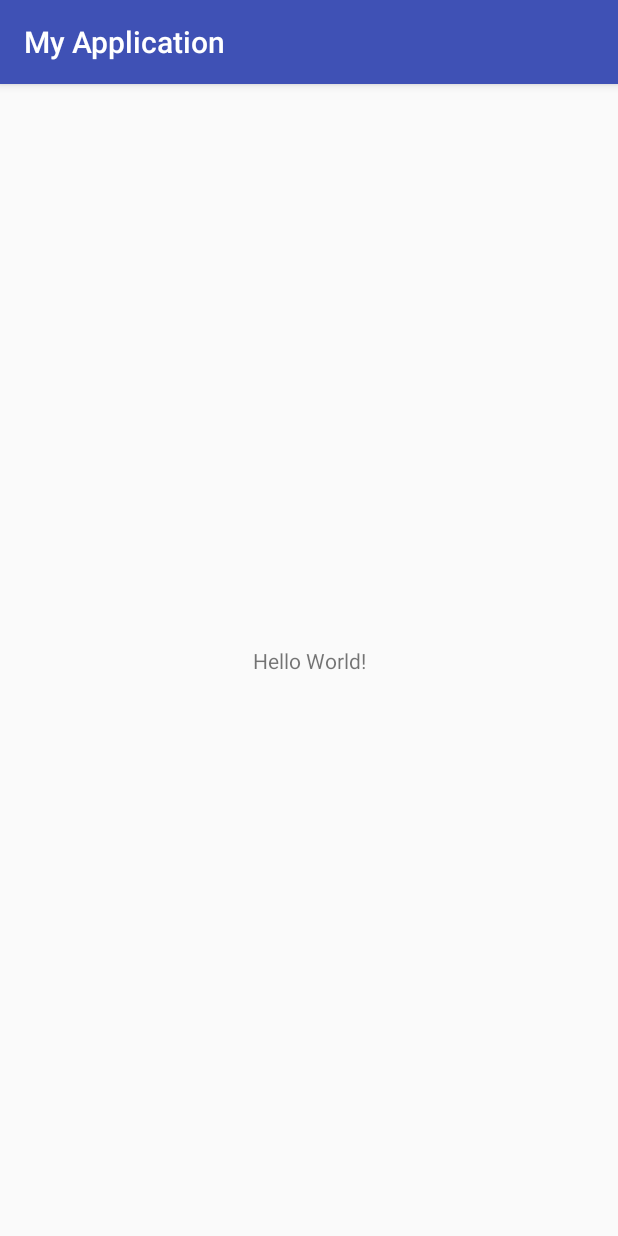
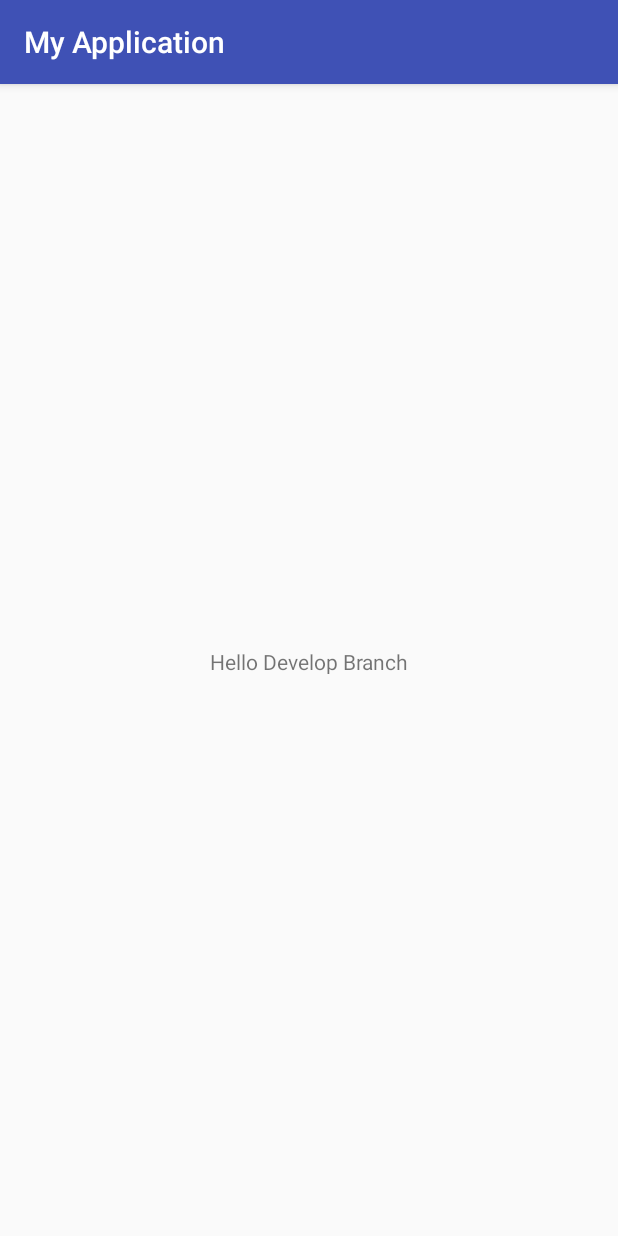
Before and after one commit to Betray998/HelloWorld, an Android app: the screen it shows after launch (MainActivity), on a phone screen of 412 x 824 dp. Run offline under Robolectric (Android 15) with nearby library versions, the phone set to English and light mode, and no system bars.

Commit message:
Edit TextView

```diff
--- a/app/src/main/res/layout/activity_main.xml
+++ b/app/src/main/res/layout/activity_main.xml
@@ -8,8 +8,8 @@
 
     <TextView
         android:layout_width="wrap_content"
-        android:layout_height="wrap_content"
-        android:text="Hello World!"
+        android:layout_height="18dp"
+        android:text="Hello Develop Branch"
         app:layout_constraintBottom_toBottomOf="parent"
         app:layout_constraintLeft_toLeftOf="parent"
         app:layout_constraintRight_toRightOf="parent"
--- a/app/src/main/res/values/styles.xml
+++ b/app/src/main/res/values/styles.xml
@@ -1,7 +1,7 @@
 <resources>
 
     <!-- Base application theme. -->
-    <style name="AppTheme" parent="Theme.AppCompat.Light.DarkActionBar">
+    <style name="AppTheme" parent="Base.Theme.AppCompat.Light.DarkActionBar">
         <!-- Customize your theme here. -->
         <item name="colorPrimary">@color/colorPrimary</item>
         <item name="colorPrimaryDark">@color/colorPrimaryDark</item>
```
